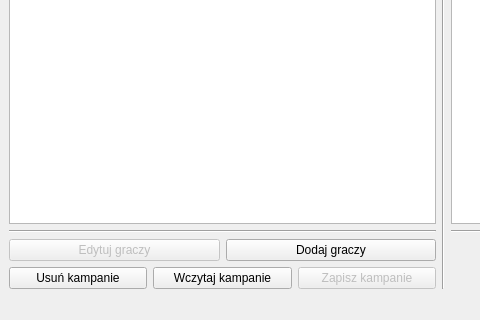
FasolowySpioch/faubla-ultima-item-generator, file gui/mainwindow.ui: the form before one commit; both pictures show x 0 to 480 and y 353 to 673 of the 886 by 673 pixel window.
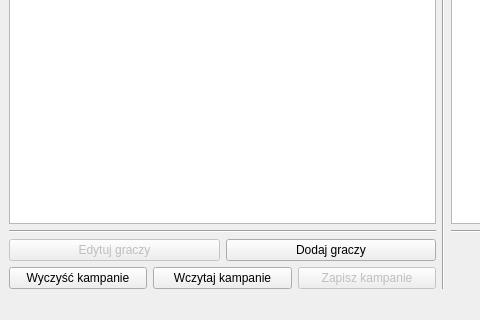
The form after the commit.

Commit message: Changed delete campaign to clear campaign (clear window and repository without deleting the savefile). Updated todo list in main.cpp

Diff of the .ui file:
```diff
--- a/gui/mainwindow.ui
+++ b/gui/mainwindow.ui
@@ -112,7 +112,7 @@
         <item row="0" column="1">
          <widget class="QPushButton" name="BttnDelCampain">
           <property name="text">
-           <string>Usuń kampanie</string>
+           <string>Wyczyść kampanie</string>
           </property>
          </widget>
         </item>
```
The commit also changes 4 other files.
